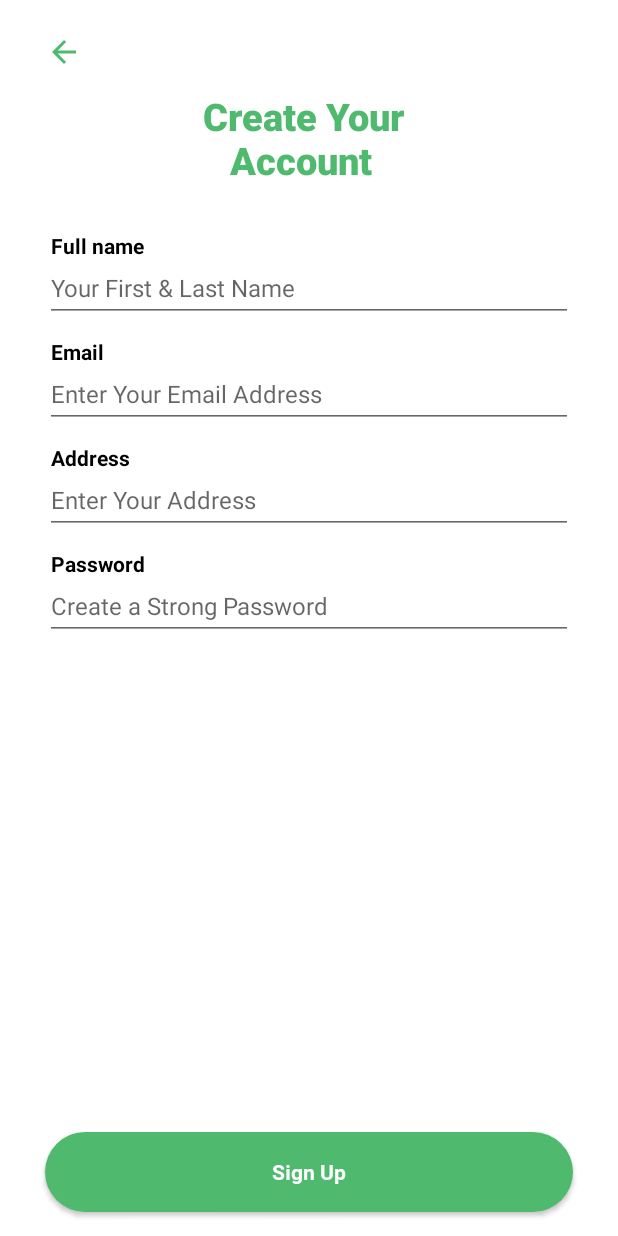
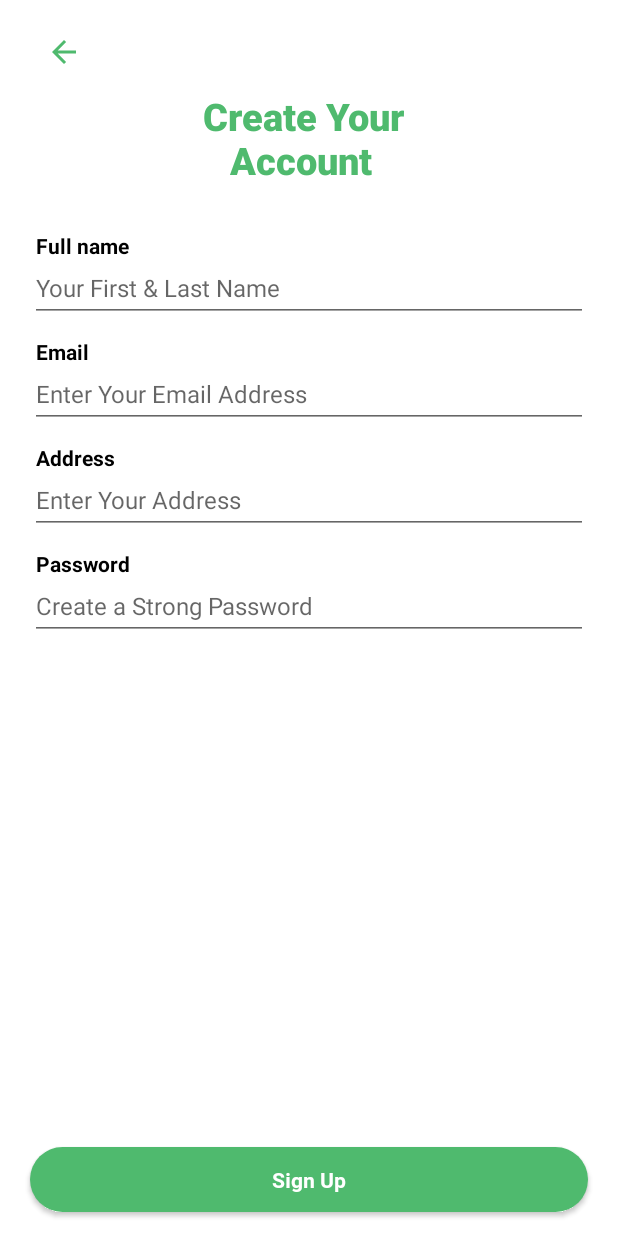
Before and after one commit to farizmpr/Fariz_skripsi, an Android app: the fragment AccountFragmentSignUp placed in its activity, on a phone screen of 412 x 824 dp. Run offline under Robolectric (Android 15) with nearby library versions, the phone set to English and light mode, and no system bars; libraries missing offline, so code that uses them is left out: com.synnapps.carouselview; network calls fail; Roboto replaces fonts that are not available here; 2 statements that could not run were skipped.

Commit message:
button and text margin

```diff
--- a/Halal_nutrition/app/src/main/res/layout/activity_change_password.xml
+++ b/Halal_nutrition/app/src/main/res/layout/activity_change_password.xml
@@ -166,7 +166,7 @@
                 android:layout_marginLeft="20dp"
                 android:id="@+id/btnUpdatePassword"
                 android:layout_width="match_parent"
-                android:layout_height="65dp"
+                android:layout_height="55dp"
                 android:layout_gravity="center"
                 android:text="Save"
                 android:textStyle="bold"
--- a/Halal_nutrition/app/src/main/res/layout/activity_reg.xml
+++ b/Halal_nutrition/app/src/main/res/layout/activity_reg.xml
@@ -81,9 +81,7 @@
             <RelativeLayout
                 android:id="@+id/name_text_input"
                 android:layout_width="match_parent"
-                android:layout_height="wrap_content"
-                android:layout_marginLeft="10dp"
-                android:layout_marginRight="10dp">
+                android:layout_height="wrap_content">
 
                 <TextView
                     android:layout_width="match_parent"
@@ -123,9 +121,7 @@
                 android:id="@+id/tv_date"
                 android:layout_width="match_parent"
                 android:layout_height="wrap_content"
-                android:layout_marginLeft="10dp"
-                android:layout_below="@+id/name_text_input"
-                android:layout_marginRight="10dp">
+                android:layout_below="@+id/name_text_input">
 
                 <TextView
                     android:layout_width="match_parent"
@@ -166,9 +162,7 @@
                 android:id="@+id/addres_edit"
                 android:layout_width="match_parent"
                 android:layout_height="wrap_content"
-                android:layout_marginLeft="10dp"
-                android:layout_below="@+id/tv_date"
-                android:layout_marginRight="10dp">
+                android:layout_below="@+id/tv_date">
 
                 <TextView
                     android:layout_width="match_parent"
@@ -209,9 +203,7 @@
                 android:id="@+id/layout_pass"
                 android:layout_width="match_parent"
                 android:layout_height="wrap_content"
-                android:layout_marginLeft="10dp"
-                android:layout_below="@+id/addres_edit"
-                android:layout_marginRight="10dp">
+                android:layout_below="@+id/addres_edit">
 
                 <TextView
                     android:layout_width="match_parent"
@@ -258,11 +250,11 @@
         <Button
             android:id="@+id/btnSaveSignUp"
             android:layout_width="match_parent"
-            android:layout_height="65dp"
+            android:layout_height="55dp"
             android:layout_gravity="center"
             android:layout_marginTop="10dp"
-            android:layout_marginRight="20dp"
-            android:layout_marginLeft="20dp"
+            android:layout_marginRight="10dp"
+            android:layout_marginLeft="10dp"
             android:text="Sign Up"
             style="@style/AppTheme.RoundedCornerMaterialButton"
 
--- a/Halal_nutrition/app/src/main/res/layout/activity_signin.xml
+++ b/Halal_nutrition/app/src/main/res/layout/activity_signin.xml
@@ -169,10 +169,11 @@
         <Button
             android:id="@+id/LoginbtnProses"
             android:layout_width="match_parent"
-            android:layout_height="65dp"
+            android:layout_height="55dp"
             android:layout_gravity="center"
             android:layout_marginTop="10dp"
             android:layout_marginLeft="10dp"
+            android:layout_marginRight="10dp"
             android:text="Sign In"
             style="@style/AppTheme.RoundedCornerMaterialButton"
             android:textAllCaps="false"
--- a/Halal_nutrition/app/src/main/res/layout/news_regular.xml
+++ b/Halal_nutrition/app/src/main/res/layout/news_regular.xml
@@ -12,6 +12,7 @@
     <androidx.cardview.widget.CardView
         android:id="@+id/cardImagePoster"
         android:layout_width="120dp"
+        android:layout_marginLeft="10dp"
         android:layout_height="100dp"
         android:orientation="horizontal"
         app:cardCornerRadius="@dimen/radiusImagePoster"
```
Also changed, not shown: Halal_nutrition/app/src/main/res/layout/account_access.xml (added, +29 -0 lines), Halal_nutrition/app/src/main/res/layout/activity_dashboard.xml (+5 -4 lines), Halal_nutrition/app/src/main/res/layout/activity_edit_profile.xml (+6 -5 lines), Halal_nutrition/app/src/main/res/layout/fragment_home.xml (+9 -0 lines), Halal_nutrition/app/src/main/res/drawable/blank.png (added).
